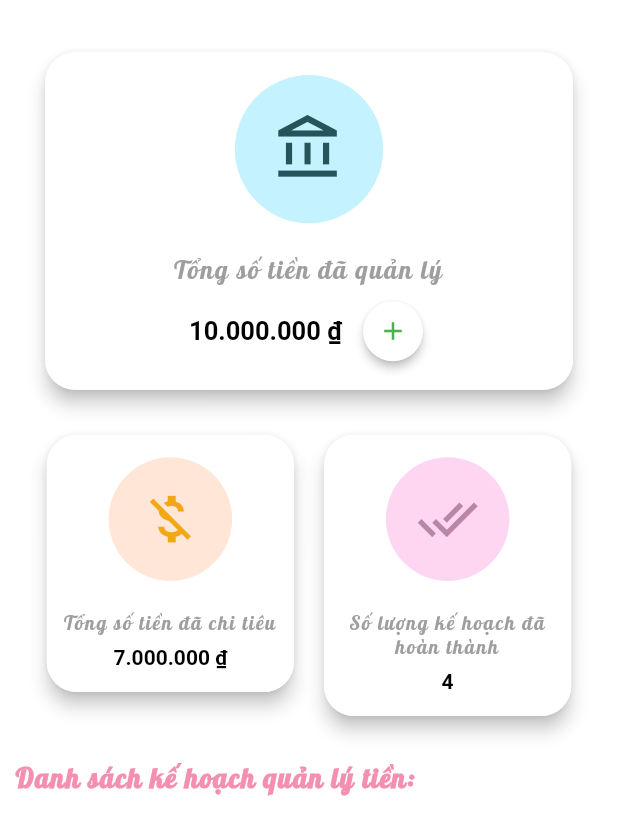
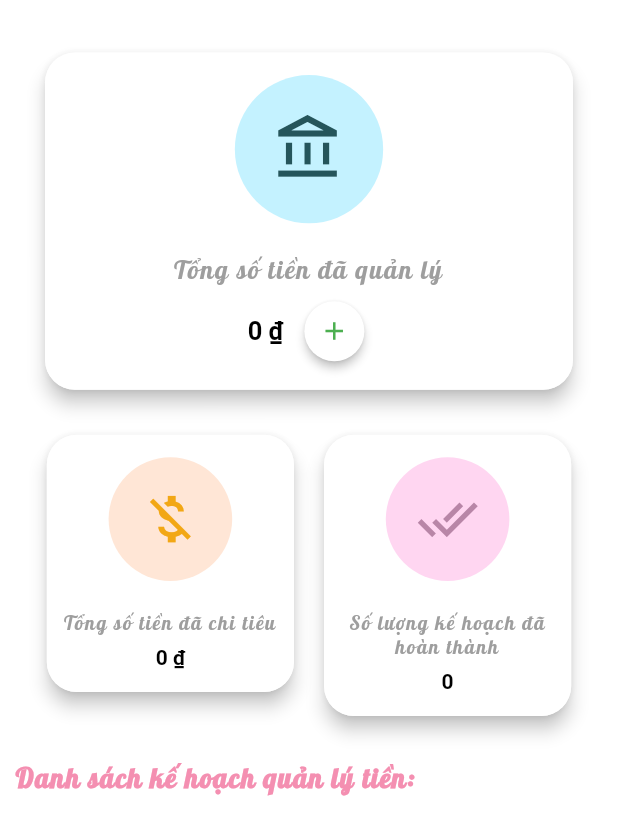
Before and after one commit to leaimy/AppQuanLyChiTieuCaNhan, a Flutter app: the QuanLyTienTatCaTab widget shown alone on an empty page, opened directly, on a phone screen of 412 x 824 dp. Shown: the top 835 px of the screen. Run offline on Flutter 3.47's test engine with Material 2 defaults, Android fonts, the phone set to English and light mode, and no system bars; our stand-ins replace date_time_picker, flutter_calendar_carousel, font_awesome_flutter; network calls fail.

Commit message:
Hoan thanh thong ke quan ly tien tong quan 🐱‍👤🐱‍👤🐱‍👤

```diff
--- /dev/null
+++ b/quan_ly_chi_tieu_ca_nhan/lib/models/quan_ly_tien_thong_ke_tong_quan.dart
@@ -0,0 +1,23 @@
+import 'dart:convert';
+
+class QuanLyTienThongKeTongQuan {
+  double tongSoTienDaQuanLy;
+  double tongSoTienDaChiTieu;
+  int tongSoKeHoachQuanLyDaHoanThanh;
+
+  QuanLyTienThongKeTongQuan({
+    this.tongSoTienDaQuanLy = 0,
+    this.tongSoTienDaChiTieu = 0,
+    this.tongSoKeHoachQuanLyDaHoanThanh = 0,
+  });
+
+  factory QuanLyTienThongKeTongQuan.fromJson(Map<String, dynamic> json) {
+    print(json);
+    return QuanLyTienThongKeTongQuan(
+      tongSoTienDaQuanLy: double.parse(json['tongSoTienDaQuanLy'].toString()),
+      tongSoTienDaChiTieu: double.parse(json['tongSoTienDaChiTieu'].toString()),
+      tongSoKeHoachQuanLyDaHoanThanh:
+          int.parse(json['tongSoKeHoachQuanLyDaHoanThanh'].toString()),
+    );
+  }
+}
--- a/quan_ly_chi_tieu_ca_nhan/lib/screens/quan_ly_tien/quan_ly_tien_tat_ca_tab.dart
+++ b/quan_ly_chi_tieu_ca_nhan/lib/screens/quan_ly_tien/quan_ly_tien_tat_ca_tab.dart
@@ -7,6 +7,7 @@ import 'package:quan_ly_chi_tieu_ca_nhan/components/rounded_summary_box.dart';
 import 'package:quan_ly_chi_tieu_ca_nhan/components/rounded_summary_card.dart';
 import 'package:quan_ly_chi_tieu_ca_nhan/models/list_quan_ly_tien.dart';
 import 'package:quan_ly_chi_tieu_ca_nhan/models/nguoi_dung.dart';
+import 'package:quan_ly_chi_tieu_ca_nhan/models/quan_ly_tien_thong_ke_tong_quan.dart';
 import 'package:quan_ly_chi_tieu_ca_nhan/screens/quan_ly_tien/quan_ly_tien_chi_tiet_page.dart';
 import 'package:quan_ly_chi_tieu_ca_nhan/screens/quan_ly_tien/them_quan_ly_tien.dart';
 import 'package:quan_ly_chi_tieu_ca_nhan/utils/color_picker.dart';
@@ -24,6 +25,17 @@ class QuanLyTienTatCaTab extends StatefulWidget {
 class _QuanLyTienTatCaTabState extends State<QuanLyTienTatCaTab> {
   final dateFormat = new DateFormat('dd-MM-yyyy');
   List<ListQuanLyTien> dsQuanLyTien = [];
+  QuanLyTienThongKeTongQuan thongKe = QuanLyTienThongKeTongQuan();
+
+  void getThongKeTongQuan() async {
+    QuanLyTienApi api = QuanLyTienApi();
+    QuanLyTienThongKeTongQuan data =
+        await api.getQuanLyTienThongKeTongQuan(widget.nguoiDung.id);
+
+    setState(() {
+      thongKe = data;
+    });
+  }
 
   void getDanhSachQuanLyTien() async {
     QuanLyTienApi api = QuanLyTienApi();
@@ -36,6 +48,7 @@ class _QuanLyTienTatCaTabState extends State<QuanLyTienTatCaTab> {
 
   @override
   void initState() {
+    getThongKeTongQuan();
     getDanhSachQuanLyTien();
     super.initState();
   }
@@ -49,7 +62,7 @@ class _QuanLyTienTatCaTabState extends State<QuanLyTienTatCaTab> {
         children: [
           RoundedSummaryCard(
             title: 'Tổng số tiền đã quản lý',
-            money: '10.000.000 ₫',
+            money: '${thongKe.tongSoTienDaQuanLy.toStringAsFixed(0)} ₫',
             icon: Icons.account_balance_outlined,
             iconColor: Color(0xFF25555B),
             iconBgColor: Color(0xFFC4F2FF),
@@ -72,7 +85,7 @@ class _QuanLyTienTatCaTabState extends State<QuanLyTienTatCaTab> {
             children: [
               RoundedSummaryBox(
                 title: 'Tổng số tiền đã chi tiêu',
-                money: '7.000.000 ₫',
+                money: '${thongKe.tongSoTienDaChiTieu.toStringAsFixed(0)} ₫',
                 icon: Icons.money_off,
                 iconColor: Color(0xFFF2A715),
                 iconBgColor: Color(0xFFFFE6D6),
@@ -80,7 +93,7 @@ class _QuanLyTienTatCaTabState extends State<QuanLyTienTatCaTab> {
               SizedBox(width: 20.0),
               RoundedSummaryBox(
                 title: 'Số lượng kế hoạch đã hoàn thành',
-                money: '4',
+                money: thongKe.tongSoKeHoachQuanLyDaHoanThanh.toString(),
                 icon: Icons.done_all,
                 iconColor: Color(0xFFB886A7),
                 iconBgColor: Color(0xFFFFD6F1),
```
Also changed, not shown: quan_ly_chi_tieu_ca_nhan/lib/api/quan_ly_tien_api.dart (+17 -1 lines).
